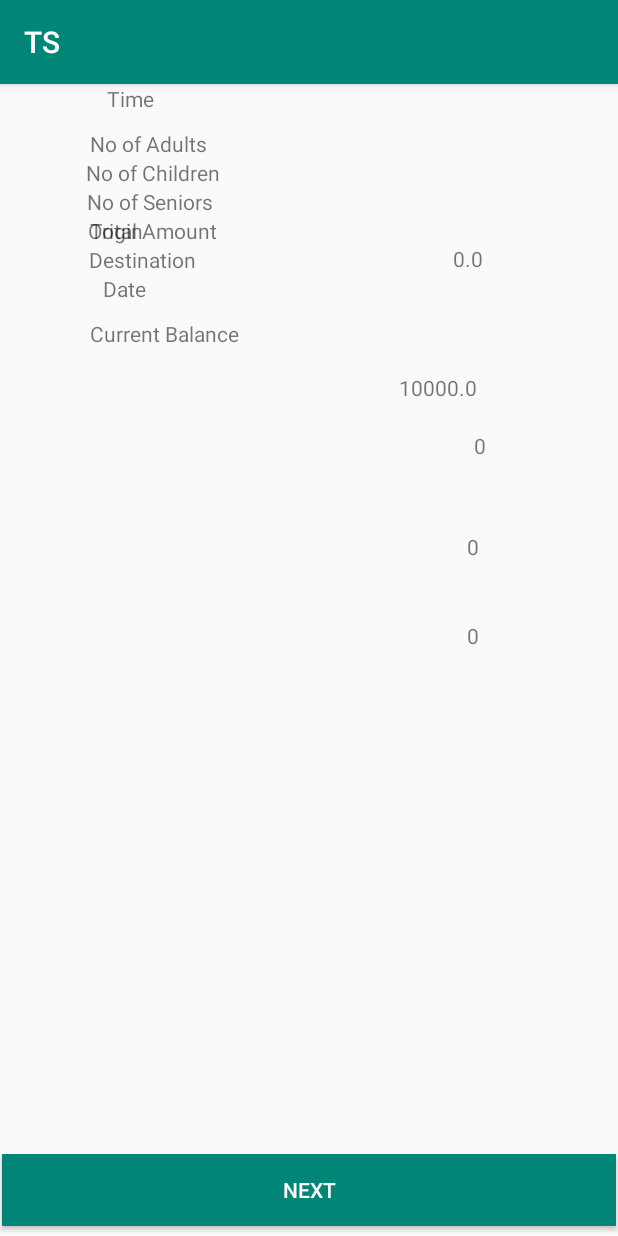
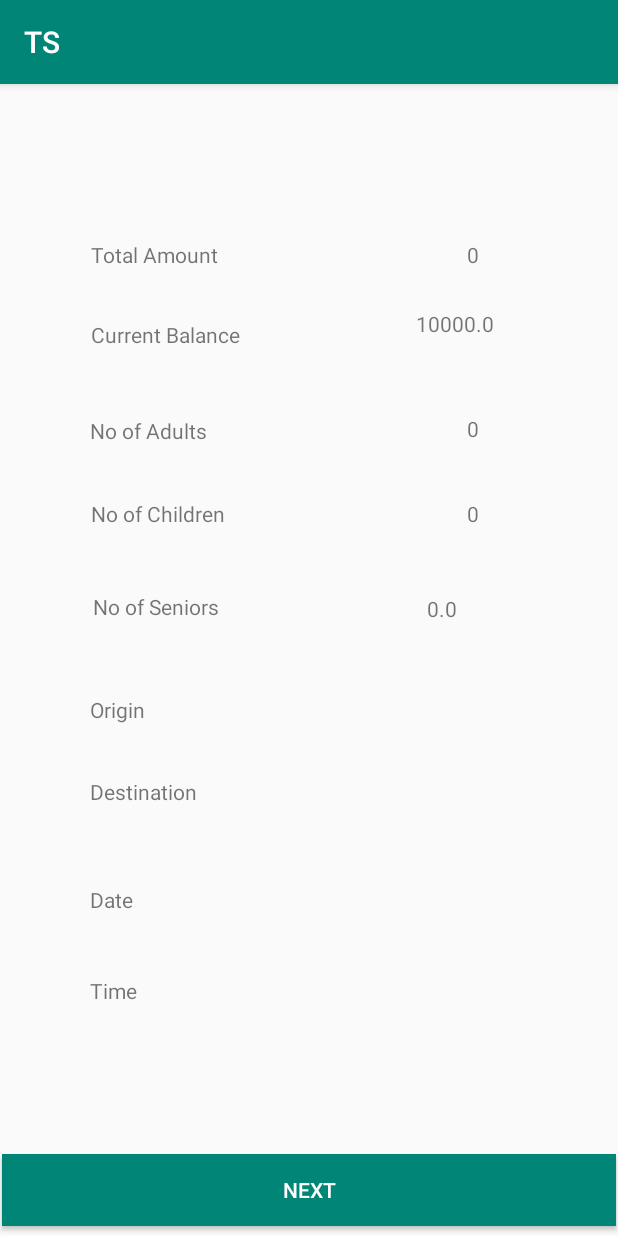
Before and after one commit to kalna-R/TSMobile, an Android app: the totalAmountActivity screen opened directly, with no data from a screen before it, on a phone screen of 412 x 824 dp. Run offline under Robolectric (Android 15) with nearby library versions, the phone set to English and light mode, and no system bars; our stand-ins replace Firebase (no records; nobody signed in at launch, a user with empty details on screens opened directly); 3 statements that could not run were skipped.

Commit message:
Modified UIs

```diff
--- a/app/src/main/res/layout/activity_add_travellers.xml
+++ b/app/src/main/res/layout/activity_add_travellers.xml
@@ -19,13 +19,15 @@
         app:layout_constraintTop_toBottomOf="@+id/linearLayout"
         app:layout_constraintVertical_bias="0.973" />
 
+
     <LinearLayout
+        android:id="@+id/linearLayout3"
         android:layout_width="241dp"
         android:layout_height="53dp"
-        android:layout_marginTop="350dp"
+        android:layout_marginTop="356dp"
         android:orientation="horizontal"
         app:layout_constraintEnd_toEndOf="parent"
-        app:layout_constraintHorizontal_bias="0.5"
+        app:layout_constraintHorizontal_bias="0.905"
         app:layout_constraintStart_toStartOf="parent"
         app:layout_constraintTop_toTopOf="parent">
 
@@ -56,10 +58,10 @@
         android:id="@+id/linearLayout"
         android:layout_width="241dp"
         android:layout_height="53dp"
-        android:layout_marginTop="400dp"
+        android:layout_marginTop="408dp"
         android:orientation="horizontal"
         app:layout_constraintEnd_toEndOf="parent"
-        app:layout_constraintHorizontal_bias="0.5"
+        app:layout_constraintHorizontal_bias="0.905"
         app:layout_constraintStart_toStartOf="parent"
         app:layout_constraintTop_toTopOf="parent">
 
@@ -86,14 +88,14 @@
 
     </LinearLayout>
 
-
     <LinearLayout
+        android:id="@+id/linearLayout2"
         android:layout_width="241dp"
         android:layout_height="53dp"
-        android:layout_marginTop="300dp"
+        android:layout_marginTop="304dp"
         android:orientation="horizontal"
         app:layout_constraintEnd_toEndOf="parent"
-        app:layout_constraintHorizontal_bias="0.5"
+        app:layout_constraintHorizontal_bias="0.905"
         app:layout_constraintStart_toStartOf="parent"
         app:layout_constraintTop_toTopOf="parent">
 
@@ -188,4 +190,43 @@
         app:layout_constraintStart_toStartOf="parent"
         app:layout_constraintTop_toTopOf="parent" />
 
+    <TextView
+        android:id="@+id/textView33"
+        android:layout_width="wrap_content"
+        android:layout_height="wrap_content"
+        android:text="Adults"
+        android:textSize="18sp"
+        app:layout_constraintBottom_toBottomOf="parent"
+        app:layout_constraintEnd_toEndOf="parent"
+        app:layout_constraintHorizontal_bias="0.13"
+        app:layout_constraintStart_toStartOf="parent"
+        app:layout_constraintTop_toTopOf="parent"
+        app:layout_constraintVertical_bias="0.449" />
+
+    <TextView
+        android:id="@+id/textView34"
+        android:layout_width="wrap_content"
+        android:layout_height="wrap_content"
+        android:text="Children"
+        android:textSize="18sp"
+        app:layout_constraintBottom_toBottomOf="parent"
+        app:layout_constraintEnd_toEndOf="parent"
+        app:layout_constraintHorizontal_bias="0.131"
+        app:layout_constraintStart_toStartOf="parent"
+        app:layout_constraintTop_toTopOf="parent"
+        app:layout_constraintVertical_bias="0.522" />
+
+    <TextView
+        android:id="@+id/textView35"
+        android:layout_width="wrap_content"
+        android:layout_height="wrap_content"
+        android:text="Seiors"
+        android:textSize="18sp"
+        app:layout_constraintBottom_toBottomOf="parent"
+        app:layout_constraintEnd_toEndOf="parent"
+        app:layout_constraintHorizontal_bias="0.124"
+        app:layout_constraintStart_toStartOf="parent"
+        app:layout_constraintTop_toTopOf="parent"
+        app:layout_constraintVertical_bias="0.589" />
+
 </androidx.constraintlayout.widget.ConstraintLayout>
--- a/app/src/main/res/layout/activity_distance.xml
+++ b/app/src/main/res/layout/activity_distance.xml
@@ -110,7 +110,7 @@
         android:layout_marginStart="60dp"
         android:text="@string/str_info"
         android:textAppearance="?android:attr/textAppearanceSmall"
-        android:textSize="24sp"
+        android:textSize="18sp"
         app:layout_constraintBottom_toBottomOf="parent"
         app:layout_constraintEnd_toEndOf="parent"
         app:layout_constraintHorizontal_bias="0.5"
--- a/app/src/main/res/layout/activity_total_amount.xml
+++ b/app/src/main/res/layout/activity_total_amount.xml
@@ -23,53 +23,48 @@
         android:id="@+id/textView3"
         android:layout_width="wrap_content"
         android:layout_height="wrap_content"
-        android:layout_marginLeft="60dp"
-        android:layout_marginStart="60dp"
-        android:layout_marginTop="36dp"
         android:text="Current Balance"
         app:layout_constraintBottom_toBottomOf="parent"
         app:layout_constraintEnd_toEndOf="parent"
-        app:layout_constraintHorizontal_bias="0.0"
+        app:layout_constraintHorizontal_bias="0.193"
         app:layout_constraintStart_toStartOf="parent"
-        app:layout_constraintTop_toBottomOf="@+id/textView2"
-        app:layout_constraintVertical_bias="0.022" />
+        app:layout_constraintTop_toTopOf="parent"
+        app:layout_constraintVertical_bias="0.21" />
 
     <TextView
         android:id="@+id/total"
-        android:layout_width="wrap_content"
-        android:layout_height="wrap_content"
-        android:layout_marginBottom="624dp"
-        android:layout_marginEnd="90dp"
-        android:layout_marginRight="90dp"
-        android:layout_marginTop="88dp"
+        android:layout_width="63dp"
+        android:layout_height="18dp"
         app:layout_constraintBottom_toBottomOf="parent"
         app:layout_constraintEnd_toEndOf="parent"
-        app:layout_constraintTop_toTopOf="parent" />
+        app:layout_constraintHorizontal_bias="0.816"
+        app:layout_constraintStart_toStartOf="parent"
+        app:layout_constraintTop_toTopOf="parent"
+        app:layout_constraintVertical_bias="0.453" />
 
     <TextView
         android:id="@+id/balance"
         android:layout_width="wrap_content"
-        android:layout_height="wrap_content"
-        android:layout_marginBottom="547dp"
-        android:layout_marginEnd="94dp"
-        android:layout_marginRight="94dp"
-        android:layout_marginTop="58dp"
+        android:layout_height="19dp"
+        android:layout_marginTop="148dp"
         app:layout_constraintBottom_toBottomOf="parent"
         app:layout_constraintEnd_toEndOf="parent"
-        app:layout_constraintTop_toBottomOf="@+id/total" />
+        app:layout_constraintHorizontal_bias="0.771"
+        app:layout_constraintStart_toStartOf="parent"
+        app:layout_constraintTop_toTopOf="parent"
+        app:layout_constraintVertical_bias="0.003" />
 
     <TextView
         android:id="@+id/textView2"
         android:layout_width="wrap_content"
         android:layout_height="wrap_content"
-        android:layout_marginLeft="60dp"
-        android:layout_marginStart="60dp"
-        android:layout_marginTop="88dp"
         android:text="Total Amount"
+        app:layout_constraintBottom_toTopOf="@+id/totalNextButton"
         app:layout_constraintEnd_toEndOf="parent"
-        app:layout_constraintHorizontal_bias="0.0"
+        app:layout_constraintHorizontal_bias="0.185"
         app:layout_constraintStart_toStartOf="parent"
-        app:layout_constraintTop_toTopOf="parent" />
+        app:layout_constraintTop_toTopOf="parent"
+        app:layout_constraintVertical_bias="0.15" />
 
     <TextView
         android:id="@+id/adultsTextView"
@@ -78,10 +73,10 @@
         android:layout_marginTop="24dp"
         app:layout_constraintBottom_toTopOf="@+id/totalNextButton"
         app:layout_constraintEnd_toEndOf="parent"
-        app:layout_constraintHorizontal_bias="0.783"
+        app:layout_constraintHorizontal_bias="0.771"
         app:layout_constraintStart_toStartOf="parent"
         app:layout_constraintTop_toTopOf="parent"
-        app:layout_constraintVertical_bias="0.309" />
+        app:layout_constraintVertical_bias="0.293" />
 
     <TextView
         android:id="@+id/childern"
@@ -92,7 +87,7 @@
         app:layout_constraintHorizontal_bias="0.771"
         app:layout_constraintStart_toStartOf="parent"
         app:layout_constraintTop_toTopOf="parent"
-        app:layout_constraintVertical_bias="0.43" />
+        app:layout_constraintVertical_bias="0.399" />
 
     <TextView
         android:id="@+id/seniors"
@@ -103,7 +98,7 @@
         app:layout_constraintHorizontal_bias="0.771"
         app:layout_constraintStart_toStartOf="parent"
         app:layout_constraintTop_toTopOf="parent"
-        app:layout_constraintVertical_bias="0.516" />
+        app:layout_constraintVertical_bias="0.15" />
 
     <TextView
         android:id="@+id/from"
@@ -132,103 +127,106 @@
         android:layout_width="wrap_content"
         android:layout_height="wrap_content"
         android:text="TextView"
-        app:layout_constraintBottom_toTopOf="@+id/totalNextButton"
+        app:layout_constraintBottom_toBottomOf="parent"
         app:layout_constraintEnd_toEndOf="parent"
         app:layout_constraintHorizontal_bias="0.806"
         app:layout_constraintStart_toStartOf="parent"
         app:layout_constraintTop_toTopOf="parent"
-        app:layout_constraintVertical_bias="0.752" />
+        app:layout_constraintVertical_bias="0.714" />
 
     <TextView
         android:id="@+id/timeTextView"
         android:layout_width="wrap_content"
         android:layout_height="wrap_content"
         android:text="TextView"
-        app:layout_constraintBottom_toTopOf="@+id/totalNextButton"
+        app:layout_constraintBottom_toBottomOf="@+id/totalNextButton"
         app:layout_constraintEnd_toEndOf="parent"
         app:layout_constraintHorizontal_bias="0.806"
         app:layout_constraintStart_toStartOf="parent"
-        app:layout_constraintTop_toBottomOf="@+id/textViewDate"
-        app:layout_constraintVertical_bias="0.369" />
+        app:layout_constraintTop_toTopOf="parent"
+        app:layout_constraintVertical_bias="0.811" />
 
     <TextView
         android:id="@+id/textView14"
         android:layout_width="wrap_content"
         android:layout_height="wrap_content"
-        android:layout_marginEnd="160dp"
-        android:layout_marginLeft="60dp"
-        android:layout_marginRight="160dp"
-        android:layout_marginStart="60dp"
         android:text="No of Adults"
-        app:layout_constraintBottom_toTopOf="@+id/textView21"
-        app:layout_constraintEnd_toStartOf="@+id/adultsTextView"
-        app:layout_constraintHorizontal_bias="0.0"
+        app:layout_constraintBottom_toBottomOf="@+id/totalNextButton"
+        app:layout_constraintEnd_toEndOf="parent"
+        app:layout_constraintHorizontal_bias="0.18"
         app:layout_constraintStart_toStartOf="parent"
-        app:layout_constraintTop_toBottomOf="@+id/textView3"
-        app:layout_constraintVertical_bias="0.569" />
+        app:layout_constraintTop_toTopOf="parent"
+        app:layout_constraintVertical_bias="0.298" />
 
     <TextView
         android:id="@+id/textView21"
         android:layout_width="wrap_content"
         android:layout_height="wrap_content"
         android:text="No of Children"
-        app:layout_constraintBottom_toTopOf="@+id/textView27"
-        app:layout_constraintEnd_toStartOf="@+id/childern"
-        app:layout_constraintHorizontal_bias="0.259"
+        app:layout_constraintBottom_toBottomOf="@+id/totalNextButton"
+        app:layout_constraintEnd_toEndOf="parent"
+        app:layout_constraintHorizontal_bias="0.187"
         app:layout_constraintStart_toStartOf="parent"
-        app:layout_constraintTop_toBottomOf="@+id/textView14" />
+        app:layout_constraintTop_toTopOf="parent"
+        app:layout_constraintVertical_bias="0.373" />
 
     <TextView
         android:id="@+id/textView27"
         android:layout_width="wrap_content"
         android:layout_height="wrap_content"
         android:text="No of Seniors"
-        app:layout_constraintBottom_toTopOf="@+id/textView28"
-        app:layout_constraintEnd_toStartOf="@+id/seniors"
-        app:layout_constraintHorizontal_bias="0.255"
+        app:layout_constraintBottom_toBottomOf="parent"
+        app:layout_constraintEnd_toEndOf="parent"
+        app:layout_constraintHorizontal_bias="0.19"
         app:layout_constraintStart_toStartOf="parent"
-        app:layout_constraintTop_toBottomOf="@+id/textView21" />
+        app:layout_constraintTop_toTopOf="parent"
+        app:layout_constraintVertical_bias="0.452" />
 
     <TextView
         android:id="@+id/textView28"
         android:layout_width="wrap_content"
         android:layout_height="wrap_content"
         android:text="Origin"
-        app:layout_constraintBottom_toTopOf="@+id/textView29"
-        app:layout_constraintEnd_toStartOf="@+id/from"
-        app:layout_constraintHorizontal_bias="0.21"
+        app:layout_constraintBottom_toBottomOf="@+id/totalNextButton"
+        app:layout_constraintEnd_toEndOf="parent"
+        app:layout_constraintHorizontal_bias="0.16"
         app:layout_constraintStart_toStartOf="parent"
-        app:layout_constraintTop_toBottomOf="@+id/textView27" />
+        app:layout_constraintTop_toTopOf="parent"
+        app:layout_constraintVertical_bias="0.549" />
 
     <TextView
         android:id="@+id/textView29"
         android:layout_width="wrap_content"
         android:layout_height="wrap_content"
         android:text="Destination"
-        app:layout_constraintBottom_toTopOf="@+id/textView30"
-        app:layout_constraintEnd_toStartOf="@+id/to"
-        app:layout_constraintHorizontal_bias="0.241"
+        app:layout_constraintBottom_toBottomOf="@+id/totalNextButton"
+        app:layout_constraintEnd_toEndOf="parent"
+        app:layout_constraintHorizontal_bias="0.177"
         app:layout_constraintStart_toStartOf="parent"
-        app:layout_constraintTop_toBottomOf="@+id/textView28" />
+        app:layout_constraintTop_toTopOf="parent"
+        app:layout_constraintVertical_bias="0.623" />
 
     <TextView
         android:id="@+id/textView30"
         android:layout_width="wrap_content"
         android:layout_height="wrap_content"
         android:text="Date"
-        app:layout_constraintBottom_toTopOf="@+id/textView31"
-        app:layout_constraintEnd_toStartOf="@+id/textViewDate"
-        app:layout_constraintHorizontal_bias="0.227"
+        app:layout_constraintBottom_toBottomOf="@+id/totalNextButton"
+        app:layout_constraintEnd_toEndOf="parent"
+        app:layout_constraintHorizontal_bias="0.157"
         app:layout_constraintStart_toStartOf="parent"
-        app:layout_constraintTop_toBottomOf="@+id/textView29" />
+        app:layout_constraintTop_toTopOf="parent"
+        app:layout_constraintVertical_bias="0.72" />
 
     <TextView
         android:id="@+id/textView31"
         android:layout_width="wrap_content"
         android:layout_height="wrap_content"
         android:text="Time"
-        app:layout_constraintEnd_toStartOf="@+id/timeTextView"
-        app:layout_constraintHorizontal_bias="0.238"
+        app:layout_constraintBottom_toBottomOf="@+id/totalNextButton"
+        app:layout_constraintEnd_toEndOf="parent"
+        app:layout_constraintHorizontal_bias="0.158"
         app:layout_constraintStart_toStartOf="parent"
-        tools:layout_editor_absoluteY="566dp" />
+        app:layout_constraintTop_toTopOf="parent"
+        app:layout_constraintVertical_bias="0.801" />
 </androidx.constraintlayout.widget.ConstraintLayout>
```
